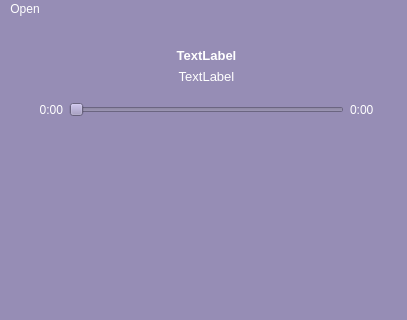
Before: the Qt Designer form resources/ui/MainWindow.ui in senatrkosarev/AudioPlayer, drawn with Qt 5; both pictures show x 0 to 407 and y 0 to 320 of the 407 by 525 pixel window.
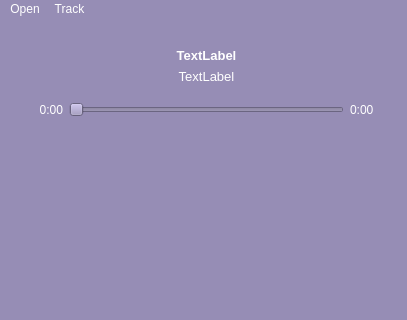
After: the same form once the commit is applied. Icons and pictures are not drawn.

Commit message: Add audiofile properties view

What changed in the file:
```diff
--- a/resources/ui/MainWindow.ui
+++ b/resources/ui/MainWindow.ui
@@ -523,7 +523,14 @@
     <addaction name="open_file_action"/>
     <addaction name="open_folder_action"/>
    </widget>
+   <widget class="QMenu" name="menuTrack">
+    <property name="title">
+     <string>Track</string>
+    </property>
+    <addaction name="properties_action"/>
+   </widget>
    <addaction name="menuOpen"/>
+   <addaction name="menuTrack"/>
   </widget>
   <widget class="QStatusBar" name="statusbar"/>
   <action name="action">
```
Left out of the diff: 5 changed lines with no effect on the pictures. The commit also changes 2 other files.
